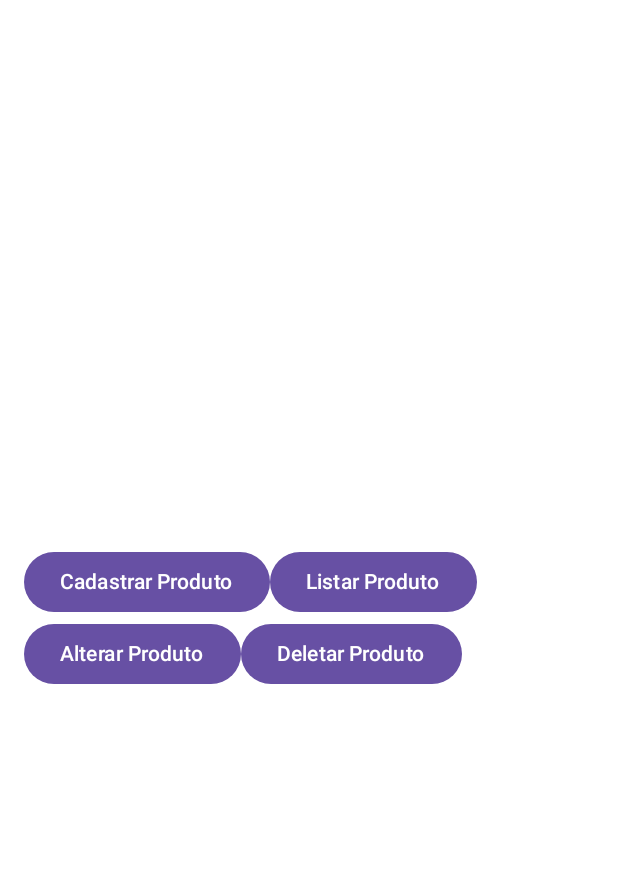
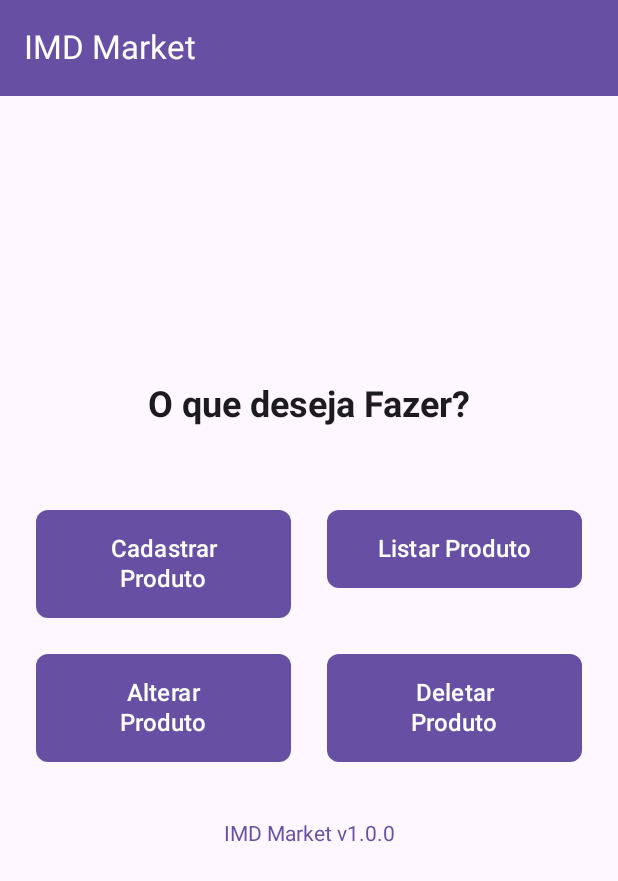
Before and after one commit to Arco-de-Treinamento/DDM-2024.2-BTI-UFRN, an Android app built with Jetpack Compose: the MenuScreen screen opened through its navigation route, on a phone screen of 412 x 824 dp. Shown: the top 881 px of the screen. Run offline under Robolectric (Android 15) with nearby library versions, the phone set to English and light mode, and no system bars.

Commit message:
refactor: Layout of Menu Screen

```diff
--- a/app/src/main/java/com/manoelfreitas/imdmarket/ui/screen/main/menu/MenuScreen.kt
+++ b/app/src/main/java/com/manoelfreitas/imdmarket/ui/screen/main/menu/MenuScreen.kt
@@ -3,50 +3,110 @@ package com.manoelfreitas.imdmarket.ui.screen.main.menu
 import androidx.compose.foundation.layout.Arrangement
 import androidx.compose.foundation.layout.Column
 import androidx.compose.foundation.layout.Row
+import androidx.compose.foundation.layout.Spacer
 import androidx.compose.foundation.layout.fillMaxSize
 import androidx.compose.foundation.layout.fillMaxWidth
+import androidx.compose.foundation.layout.height
 import androidx.compose.foundation.layout.padding
+import androidx.compose.foundation.lazy.grid.GridCells
+import androidx.compose.foundation.lazy.grid.LazyVerticalGrid
+import androidx.compose.foundation.lazy.grid.items
+import androidx.compose.foundation.shape.RoundedCornerShape
 import androidx.compose.material3.Button
 import androidx.compose.material3.Text
 import androidx.compose.runtime.Composable
 import androidx.compose.runtime.rememberCoroutineScope
 import androidx.compose.ui.Alignment
 import androidx.compose.ui.Modifier
-import androidx.compose.ui.platform.LocalContext
 import androidx.compose.ui.unit.dp
 import androidx.navigation.NavController
 import kotlinx.coroutines.launch
+import androidx.compose.material3.*
+import androidx.compose.ui.text.font.FontWeight
+import androidx.compose.ui.text.style.TextAlign
+import androidx.compose.ui.unit.sp
 
+data class MenuItem(val title: String, val route: String)
+
+@OptIn(ExperimentalMaterial3Api::class)
 @Composable
 fun MenuScreen(navController: NavController){
-    val context = LocalContext.current
-    val coroutineScope = rememberCoroutineScope()
+    val menuItems = listOf(
+        MenuItem("Cadastrar Produto", "additem"),
+        MenuItem("Listar Produto", "listitems"),
+        MenuItem("Alterar Produto", "edititem"),
+        MenuItem("Deletar Produto", "deleteitem")
+    )
+
+    Scaffold (
+        modifier = Modifier
+            .fillMaxSize(),
+        topBar = {
+            TopAppBar(
+                title = {
+                    Text(text = "IMD Market")
+                },
+                colors = TopAppBarColors(
+                    containerColor = MaterialTheme.colorScheme.primary,
+                    titleContentColor = MaterialTheme.colorScheme.onPrimary,
+                    navigationIconContentColor = MaterialTheme.colorScheme.onPrimary,
+                    scrolledContainerColor = MaterialTheme.colorScheme.primary,
+                    actionIconContentColor = MaterialTheme.colorScheme.onPrimary,
+                ),
+            )
+        }
+    ) { innerPadding ->
         Column (modifier = Modifier
             .fillMaxSize()
             .padding(16.dp),
             horizontalAlignment = Alignment.CenterHorizontally,
             verticalArrangement = Arrangement.Center){
-        Row (modifier = Modifier
-            .fillMaxWidth()
-            .align(Alignment.CenterHorizontally),
-            ){
-            Button(onClick = { coroutineScope.launch{navController.navigate("additem") }}){
-                Text("Cadastrar Produto")
+            Row (modifier = Modifier.fillMaxWidth(),
+                horizontalArrangement = Arrangement.Center){
+                Text(text = "O que deseja Fazer?", fontWeight = FontWeight.Bold, fontSize = 24.sp)
             }
-            Button(onClick = { coroutineScope.launch{navController.navigate("listitems") }}){
-                Text("Listar Produto")
+            Spacer(modifier = Modifier.height(48.dp))
+            LazyVerticalGrid(
+                columns = GridCells.Fixed(2),
+                verticalArrangement = Arrangement.spacedBy(8.dp),
+                horizontalArrangement = Arrangement.spacedBy(8.dp),
+            ) {
+                items(menuItems){
+                    menuItem -> MenuButton(
+                    navController = navController,
+                    title = menuItem.title,
+                    route = menuItem.route)
                 }
             }
-        Row (modifier = Modifier
-            .fillMaxWidth()
-            .align(Alignment.CenterHorizontally),
-        ){
-            Button(onClick = { coroutineScope.launch{navController.navigate("edititem") }}){
-                Text("Alterar Produto")
-            }
-            Button(onClick = { coroutineScope.launch{navController.navigate("deleteitem") }}){
-                Text("Deletar Produto")
+            Spacer(modifier = Modifier.height(28.dp))
+            Text(
+                text = "IMD Market v1.0.0",
+                color = MaterialTheme.colorScheme.primary,
+                modifier = Modifier.padding(4.dp)
+            )
         }
     }
 }
+
+@Composable
+fun MenuButton(navController: NavController, route: String, title: String){
+    val coroutineScope = rememberCoroutineScope()
+
+    Button(
+        modifier = Modifier
+            .fillMaxWidth()
+            .padding(8.dp),
+        shape = RoundedCornerShape(8.dp),
+        onClick = {
+            coroutineScope.launch{navController.navigate(route)
             }
+        }){
+        Text(
+            title,
+            fontSize = 16.sp,
+            maxLines = 2,
+            textAlign = TextAlign.Center,
+            modifier = Modifier.padding(8.dp)
+        )
+    }
+}
```
Lines whose indentation alone changed are shown as unchanged.
